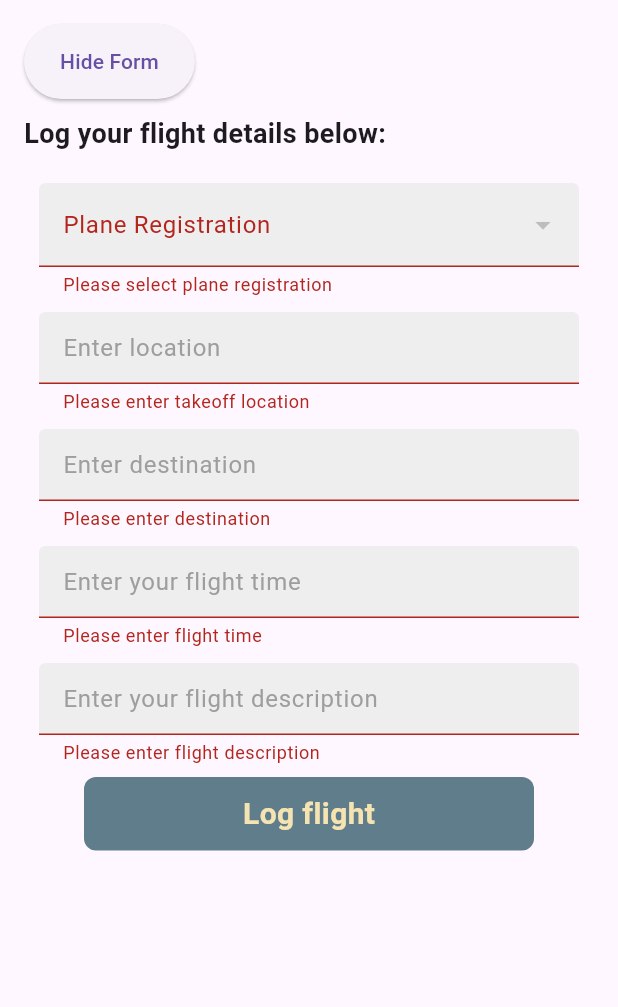
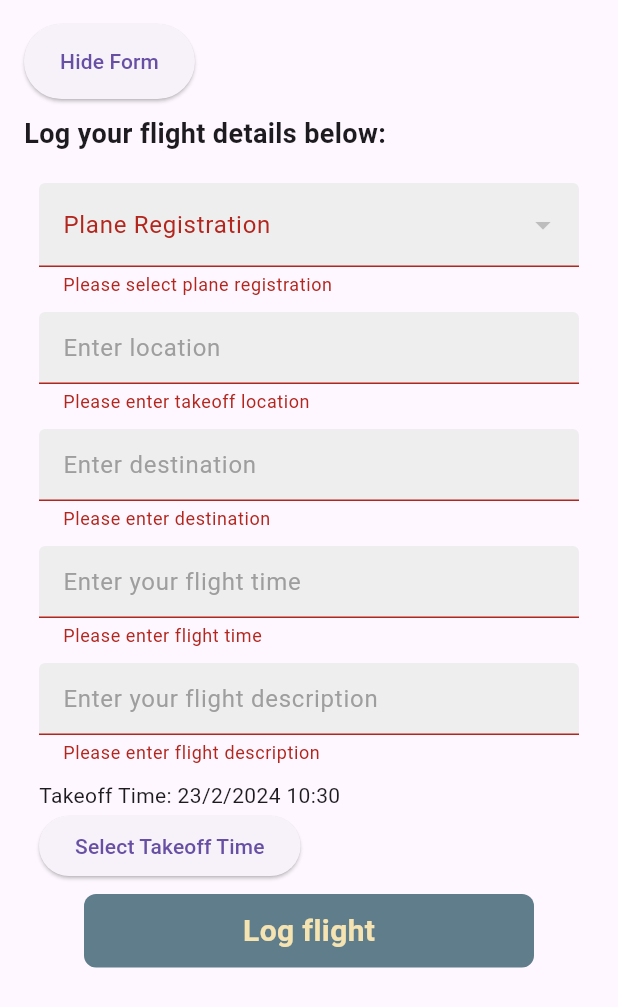
Before and after one commit to Juanro-Minne/SkyMemoApp, a Flutter app: the LogFlightsScreen screen opened directly, after a tap on "Log New Flight", after a tap on "Log flight", on a phone screen of 412 x 824 dp. Shown: the top 1007 px of the screen. Run offline on Flutter 3.47's test engine with Material 3 defaults, Android fonts, the phone set to English and light mode, and no system bars; our stand-ins replace cloud_firestore, firebase_auth, firebase_core, google_nav_bar, google_sign_in, sign_in_button; accounts and stored records are empty.

Commit message:
fixed upload for flights

```diff
--- a/flightlogbook_app/flight_logbook/lib/components/flight_logging_form.dart
+++ b/flightlogbook_app/flight_logbook/lib/components/flight_logging_form.dart
@@ -4,7 +4,14 @@ import 'package:flight_logbook/components/my_button.dart';
 
 class FlightLoggingForm extends StatefulWidget {
   final Future<List<String>> Function() fetchPlaneRegistrations;
-  final void Function() onLogFlight;
+  final void Function({
+    required String takeoffLocation,
+    required String destination,
+    required String planeRegistration,
+    required int flightTime,
+    required String flightDescription,
+    required DateTime takeoffTime, // Include takeoffTime field
+  }) onLogFlight;
 
   const FlightLoggingForm({
     Key? key,
@@ -23,6 +30,13 @@ class _FlightLoggingFormState extends State<FlightLoggingForm> {
   final _flightTimeController = TextEditingController();
   final _flightDescription = TextEditingController();
   String? _selectedPlaneRegistration;
+  late DateTime _selectedTakeoffTime;
+
+  @override
+  void initState() {
+    super.initState();
+    _selectedTakeoffTime = DateTime.now();
+  }
 
   @override
   Widget build(BuildContext context) {
@@ -124,11 +138,26 @@ class _FlightLoggingFormState extends State<FlightLoggingForm> {
                   return null;
                 },
               ),
+              const SizedBox(height: 10),
+              Text('Takeoff Time: ${_formatDateTime(_selectedTakeoffTime)}'),
+              ElevatedButton(
+                onPressed: () {
+                  _showDateTimePicker(context);
+                },
+                child: const Text('Select Takeoff Time'),
+              ),
               const SizedBox(height: 8.0),
               MyButton(
                 onTap: () {
                   if (_formKey.currentState!.validate()) {
-                    widget.onLogFlight();
+                    widget.onLogFlight(
+                      takeoffLocation: _takeoffLocationController.text.trim(),
+                      destination: _destinationController.text.trim(),
+                      planeRegistration: _selectedPlaneRegistration!,
+                      flightTime: int.parse(_flightTimeController.text.trim()),
+                      flightDescription: _flightDescription.text.trim(),
+                      takeoffTime: _selectedTakeoffTime,
+                    );
                   }
                 },
                 description: "Log flight",
@@ -139,4 +168,22 @@ class _FlightLoggingFormState extends State<FlightLoggingForm> {
       ),
     );
   }
+
+  String _formatDateTime(DateTime dateTime) {
+    return '${dateTime.day}/${dateTime.month}/${dateTime.year} ${dateTime.hour}:${dateTime.minute}';
+  }
+
+  Future<void> _showDateTimePicker(BuildContext context) async {
+    final DateTime? picked = await showDatePicker(
+      context: context,
+      initialDate: _selectedTakeoffTime,
+      firstDate: DateTime.now(),
+      lastDate: DateTime(2101),
+    );
+    if (picked != null && picked != _selectedTakeoffTime) {
+      setState(() {
+        _selectedTakeoffTime = picked; // Update selected takeoff time
+      });
+    }
+  }
 }
--- a/flightlogbook_app/flight_logbook/pubspec.yaml
+++ b/flightlogbook_app/flight_logbook/pubspec.yaml
@@ -42,6 +42,7 @@ dependencies:
   google_nav_bar: ^5.0.6
   google_sign_in: ^6.2.1
   sign_in_button: ^3.0.0
+
 
 dev_dependencies:
   flutter_test:
```
Also changed, not shown: flightlogbook_app/flight_logbook/lib/screens/log_flights_screen.dart (+26 -14 lines).
